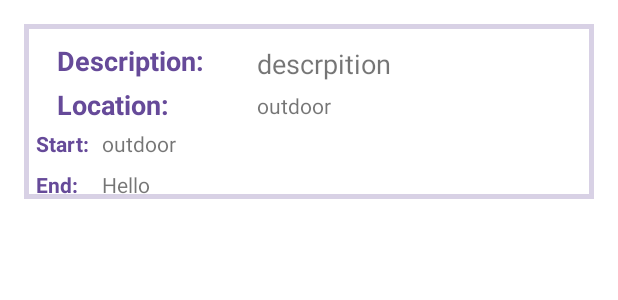
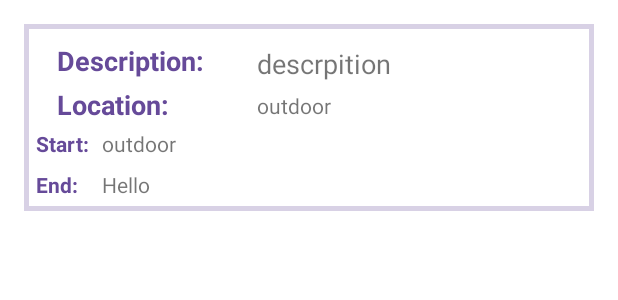
Before and after one commit to summoribundus/CZ2006Project, an Android app: the layout list_schedule_history.xml on its own in the app's theme, with its tools: preview values and no code run, on a phone screen of 412 x 824 dp. Shown: the top 300 px of the screen. Run offline under Robolectric (Android 15) with nearby library versions, the phone set to English and light mode, and no system bars.

Commit message:
UI update

```diff
--- a/app/src/main/res/layout/list_schedule_history.xml
+++ b/app/src/main/res/layout/list_schedule_history.xml
@@ -123,9 +123,11 @@
             android:layout_height="wrap_content"
             android:layout_marginStart="8dp"
             android:layout_marginTop="8dp"
+            android:layout_marginBottom="8dp"
             android:text="End:"
             android:textColor="#664A99"
             android:textStyle="bold"
+            app:layout_constraintBottom_toBottomOf="parent"
             app:layout_constraintStart_toStartOf="parent"
             app:layout_constraintTop_toBottomOf="@+id/textView19" />
     </androidx.constraintlayout.widget.ConstraintLayout>
```
